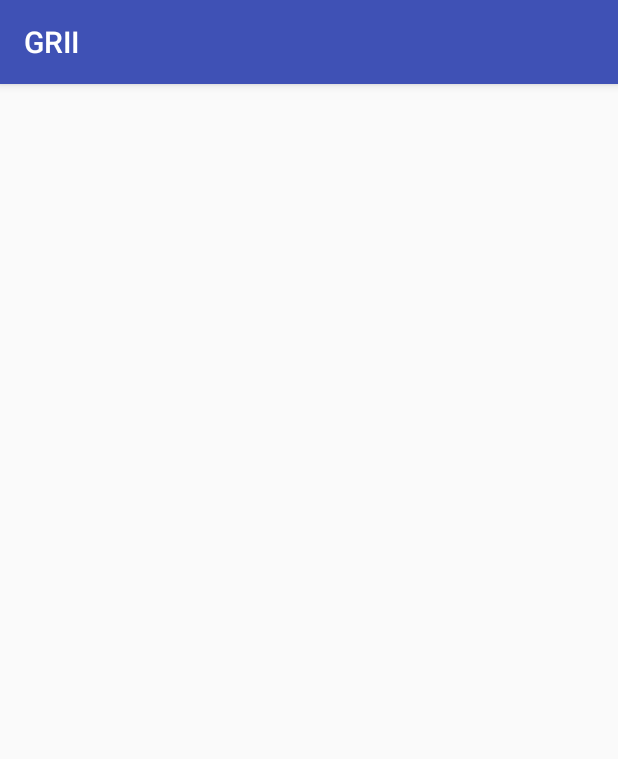
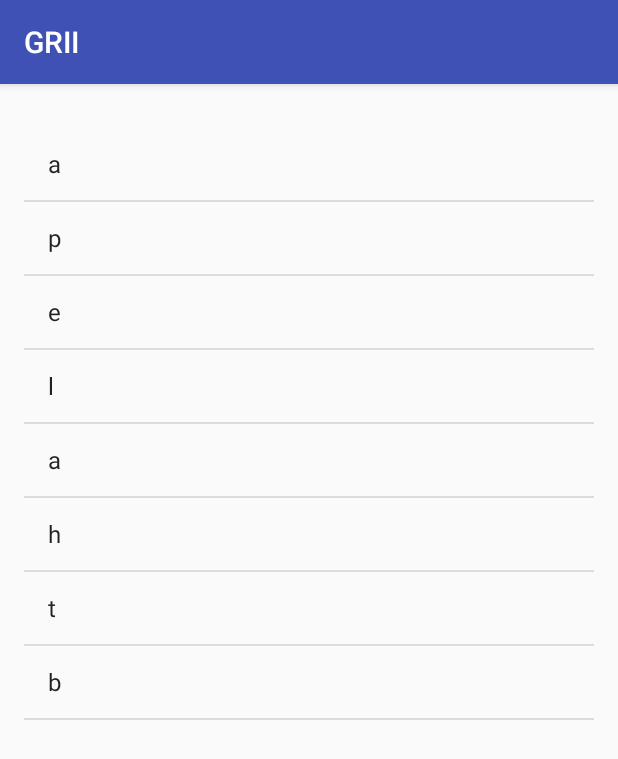
Before and after one commit to hapo-nghialuu/GR, an Android app: the QuizActivity screen opened directly, with no data from a screen before it, on a phone screen of 412 x 824 dp. Shown: the top 759 px of the screen. Run offline under Robolectric (Android 15) with nearby library versions, the phone set to English and light mode, and no system bars.

Commit message:
fix commit

```diff
--- a/app/src/main/java/com/example/luunghia/grii/DetailsLesson.java
+++ b/app/src/main/java/com/example/luunghia/grii/DetailsLesson.java
@@ -44,6 +44,9 @@ public class DetailsLesson extends AppCompatActivity {
         next_btn = (Button)findViewById(R.id.learn_next_btn);
         pre_btn = (Button)findViewById(R.id.learn_previous_btn);
         mImageView = (ImageView)findViewById(R.id.learn_image);
+
+        Intent intent = getIntent();
+        intent.getIntExtra("id",0);
 
         sounds_learn[position].start();
         mImageView.setImageResource(images_learn[position]);
--- a/app/src/main/java/com/example/luunghia/grii/QuizActivity.java
+++ b/app/src/main/java/com/example/luunghia/grii/QuizActivity.java
@@ -2,12 +2,46 @@ package com.example.luunghia.grii;
 
 import android.support.v7.app.AppCompatActivity;
 import android.os.Bundle;
+import android.view.View;
+import android.widget.AdapterView;
+import android.widget.ArrayAdapter;
+import android.widget.ListView;
+import android.widget.Toast;
+
+import java.util.ArrayList;
+import java.util.Collection;
+import java.util.Collections;
+import java.util.List;
 
 public class QuizActivity extends AppCompatActivity {
-
+    List<String> arrayList = new ArrayList();
+    String a = "";
     @Override
     protected void onCreate(Bundle savedInstanceState) {
         super.onCreate(savedInstanceState);
         setContentView(R.layout.activity_quiz);
+        final String go = "alphabet";
+        final ListView lv = (ListView) findViewById(R.id.lvQuiz);
+        final ArrayAdapter<String> adapter = new ArrayAdapter<String>(QuizActivity.this,android.R.layout.simple_list_item_1,arrayList);
+        lv.setAdapter(adapter);
+        lv.setOnItemClickListener(new AdapterView.OnItemClickListener() {
+            @Override
+            public void onItemClick(AdapterView<?> adapterView, View view, int i, long l) {
+                a = a + lv.getItemAtPosition(i).toString();
+                arrayList.remove(i);
+                adapter.notifyDataSetChanged();
+                if(arrayList.size()==0){
+                    if(go.equals(a))
+                        Toast.makeText(QuizActivity.this,"OK",Toast.LENGTH_SHORT).show();
+                    else
+                        Toast.makeText(QuizActivity.this,"KO",Toast.LENGTH_SHORT).show();
+                }
+            }
+        });
+        for(int i=0;i<go.length();i++){
+            arrayList.add(go.substring(i,i+1));
+        }
+        Collections.shuffle(arrayList);
+        adapter.notifyDataSetChanged();
     }
 }
--- a/app/src/main/java/com/example/luunghia/grii/RecyclerAdapter.java
+++ b/app/src/main/java/com/example/luunghia/grii/RecyclerAdapter.java
@@ -8,6 +8,8 @@ import android.view.View;
 import android.view.ViewGroup;
 import android.widget.ImageView;
 import android.widget.TextView;
+
+import com.bumptech.glide.Glide;
 
 import java.util.ArrayList;
 
@@ -43,6 +45,7 @@ public class RecyclerAdapter extends android.support.v7.widget.RecyclerView.Adap
             int postion = getAdapterPosition();
             Lesson lesson = this.lessons.get(postion);
             Intent intent = new Intent(this.ctx, DetailsLesson.class);
+            intent.putExtra("id", lesson.getLessonid());
             intent.putExtra("images", lesson.getImages());
             intent.putExtra("titles", lesson.getTitles());
             this.ctx.startActivity(intent);
@@ -61,7 +64,8 @@ public class RecyclerAdapter extends android.support.v7.widget.RecyclerView.Adap
     public void onBindViewHolder(ViewHolder holder, int position) {
         Lesson LES = lessons.get(position);
         holder.itemTitle.setText(LES.getTitles());
-        holder.itemImage.setImageResource(LES.getImages());
+        holder.itemDetail.setText(LES.getTitles());
+        Glide.with(ctx).load(LES.getImages()).into(holder.itemImage);
     }
 
     @Override
--- a/app/src/main/res/layout/activity_quiz.xml
+++ b/app/src/main/res/layout/activity_quiz.xml
@@ -10,4 +10,12 @@
     android:paddingTop="@dimen/activity_vertical_margin"
     tools:context="com.example.luunghia.grii.QuizActivity">
 
+    <ListView
+        android:id="@+id/lvQuiz"
+        android:layout_width="match_parent"
+        android:layout_height="match_parent"
+        android:layout_alignParentLeft="true"
+        android:layout_alignParentStart="true"
+        android:layout_alignParentTop="true"
+        android:layout_marginTop="13dp" />
 </RelativeLayout>
```
Also changed, not shown: app/src/main/java/com/example/luunghia/grii/Lesson.java (+19 -7 lines), app/src/main/java/com/example/luunghia/grii/StartActivity.java (+5 -5 lines).
